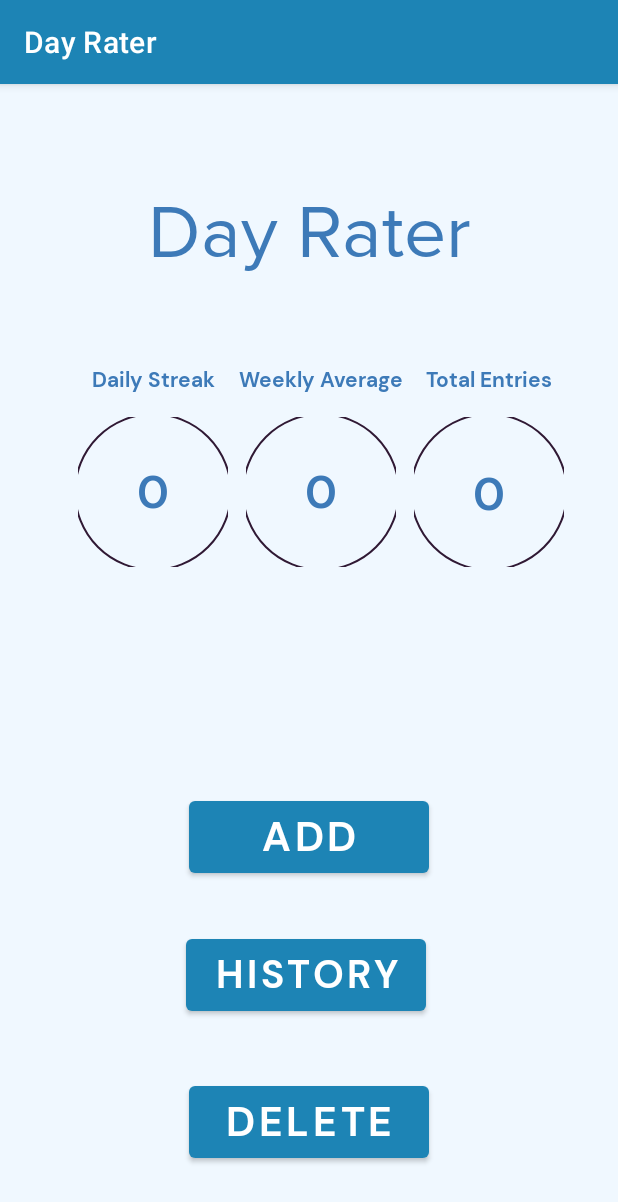
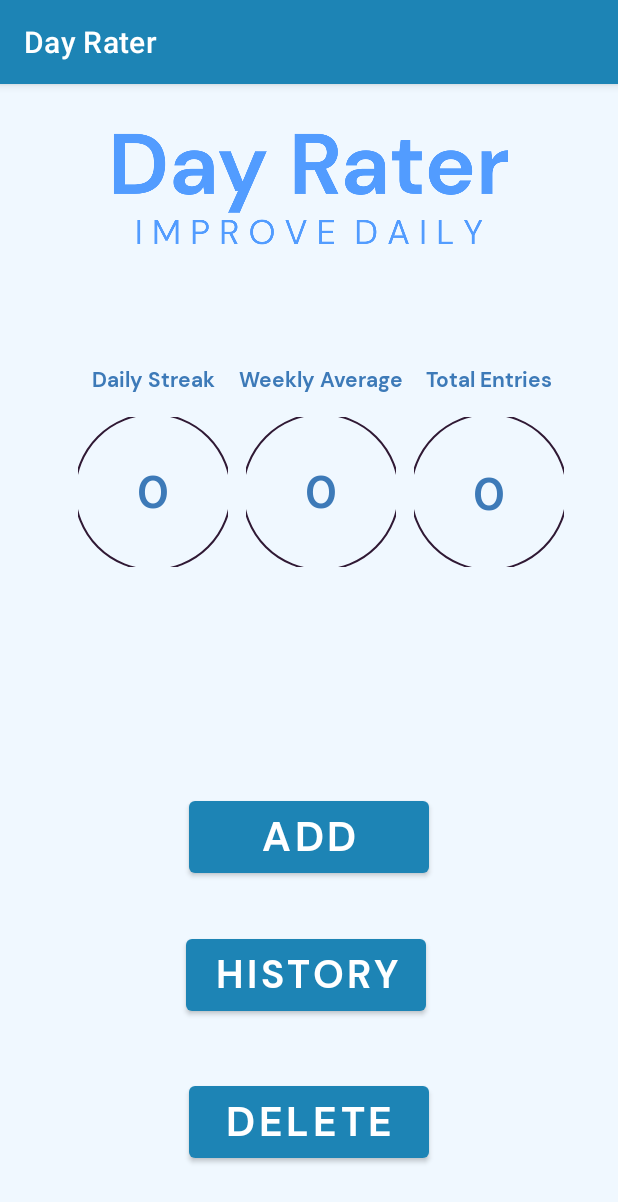
Before and after one commit to henry0225/Day_Rater, an Android app: the screen it shows after launch (MainActivity), on a phone screen of 412 x 824 dp. Shown: the top 1202 px of the screen. Run offline under Robolectric (Android 15) with nearby library versions, the phone set to English and light mode, and no system bars.

Commit message:
logo ui/ux

```diff
--- a/app/src/main/res/layout/activity_main.xml
+++ b/app/src/main/res/layout/activity_main.xml
@@ -84,9 +84,8 @@
         android:layout_marginTop="68dp"
         android:layout_marginEnd="110dp"
         android:fontFamily="@font/proximanova_regular"
-        android:text="Day Rater"
+        android:gravity="center"
         android:textFontWeight="@integer/material_motion_duration_long_1"
-        android:gravity="center"
         android:textSize="50sp"
         android:textStyle="bold"
         app:layout_constraintEnd_toEndOf="parent"
@@ -176,5 +175,15 @@
         app:layout_constraintEnd_toEndOf="@+id/imageView4"
         app:layout_constraintStart_toStartOf="@+id/imageView4" />
 
+    <ImageView
+        android:id="@+id/imageView3"
+        android:layout_width="wrap_content"
+        android:layout_height="wrap_content"
+        android:layout_marginBottom="-320dp"
+        app:layout_constraintBottom_toBottomOf="@+id/textDayRater"
+        app:layout_constraintEnd_toEndOf="parent"
+        app:layout_constraintStart_toStartOf="parent"
+        app:srcCompat="@drawable/day_rater_logo" />
+
 
 </androidx.constraintlayout.widget.ConstraintLayout>
```
Also changed, not shown: app/src/main/res/drawable/day_rater_logo.png (added).
